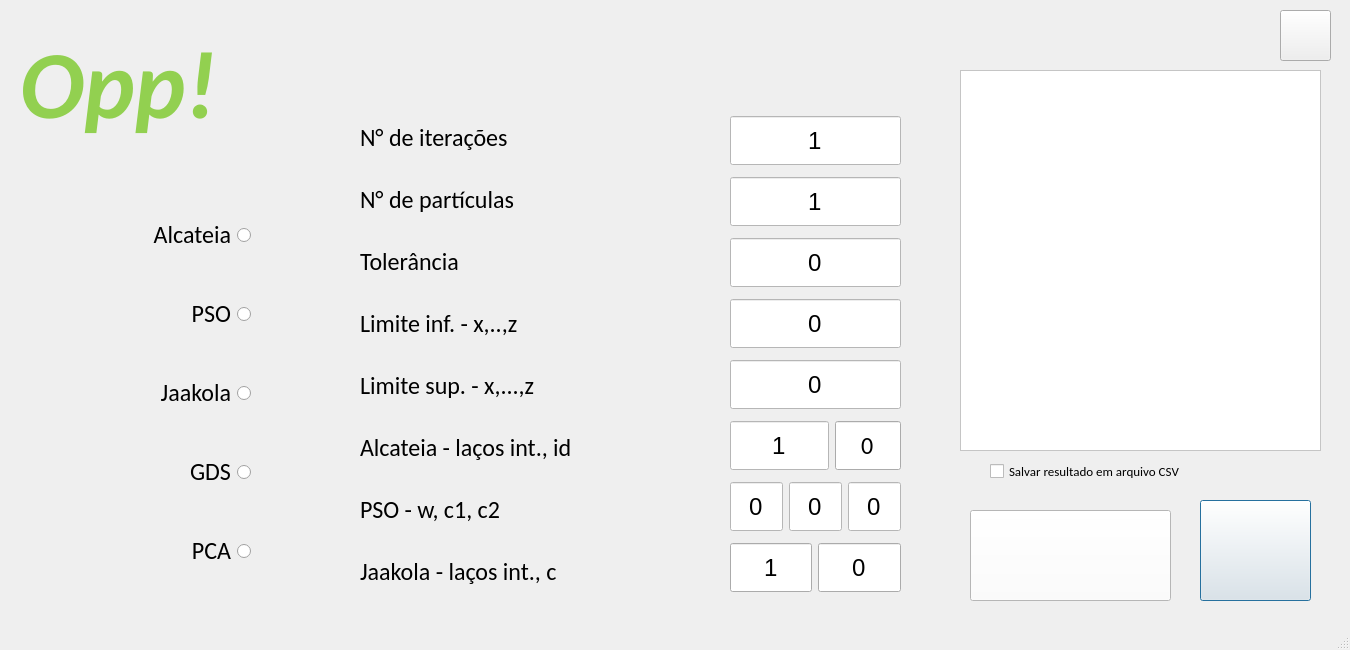
Old version of the form pt_bt/opp_gui.ui in the repository LukeKort/Opp.
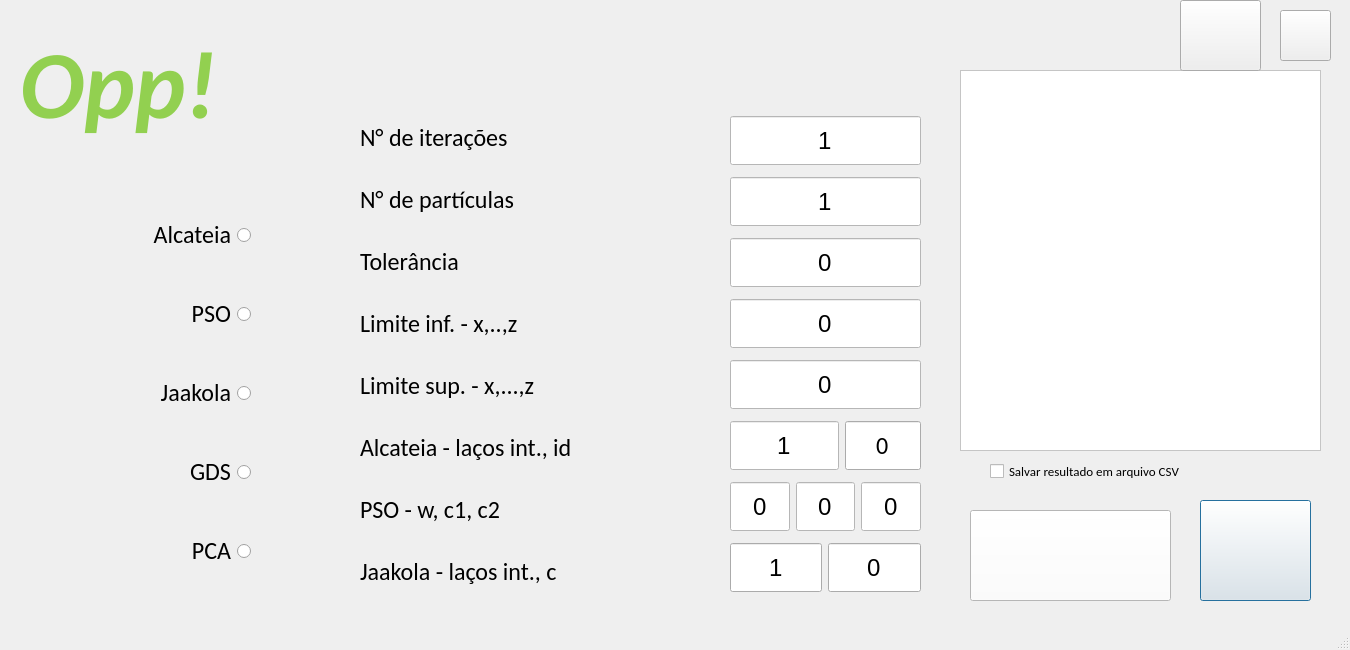
New version of the form. Icons and pictures are not drawn.

Diff of the .ui file:
```diff
--- a/pt_bt/opp_gui.ui
+++ b/pt_bt/opp_gui.ui
@@ -700,7 +700,7 @@
      <rect>
       <x>730</x>
       <y>110</y>
-      <width>171</width>
+      <width>191</width>
       <height>491</height>
      </rect>
     </property>
@@ -1115,6 +1115,22 @@
      </item>
     </layout>
    </widget>
+   <widget class="QPushButton" name="youtube">
+    <property name="geometry">
+     <rect>
+      <x>1180</x>
+      <y>0</y>
+      <width>81</width>
+      <height>71</height>
+     </rect>
+    </property>
+    <property name="styleSheet">
+     <string notr="true">border-image: url(:/icons_images/icons/youtube.png);</string>
+    </property>
+    <property name="text">
+     <string/>
+    </property>
+   </widget>
   </widget>
   <widget class="QMenuBar" name="menubar">
    <property name="geometry">
```
